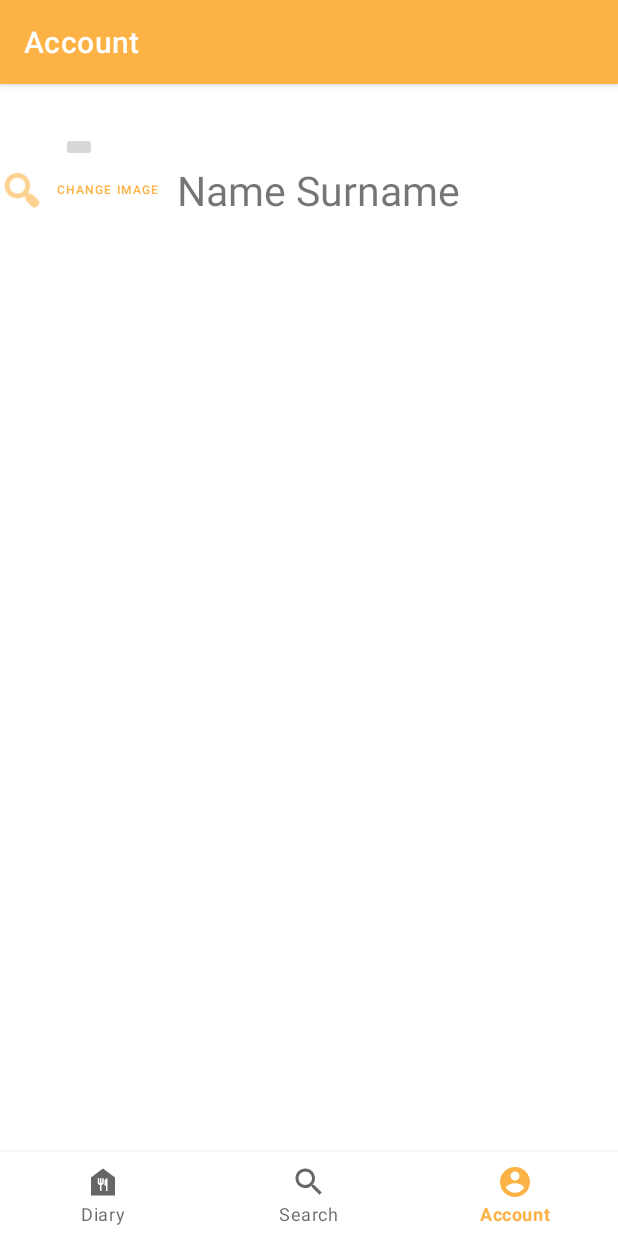
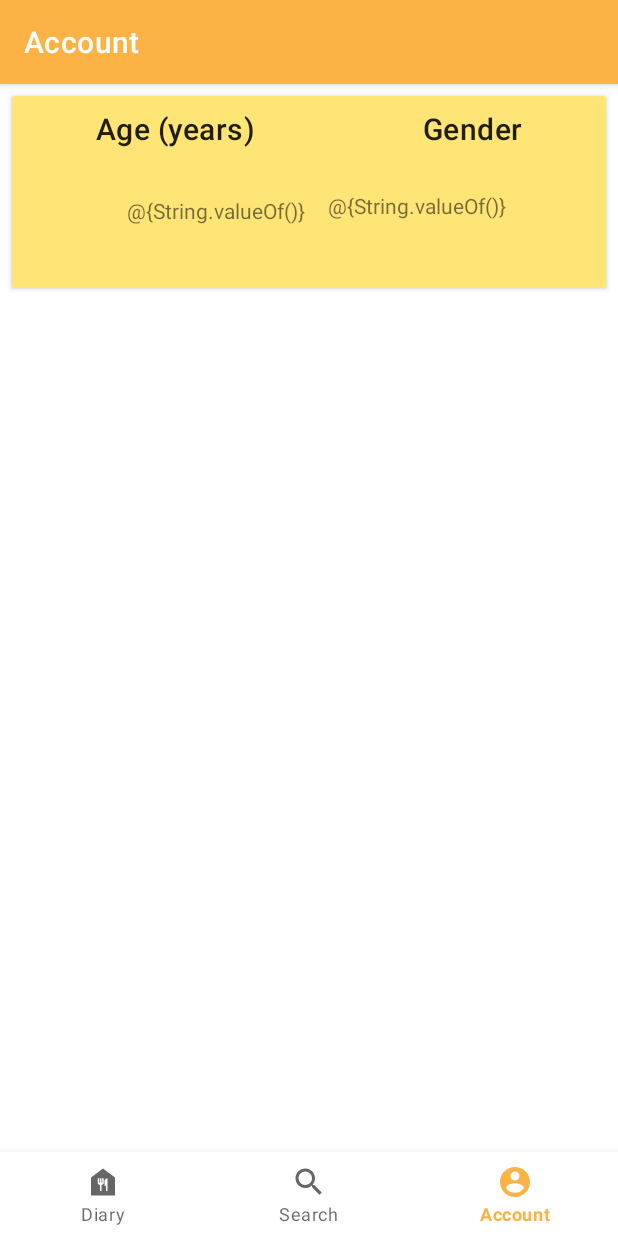
Before and after one commit to Wonderjack996/Food-Diary, an Android app: the AccountFragment screen opened through its navigation route, on a phone screen of 412 x 824 dp. Run offline under Robolectric (Android 15) with nearby library versions, the phone set to English and light mode, and no system bars; our stand-ins replace Room's generated code, navigation-ui.

Commit message:
Sviluppo Account (Giorgio)

```diff
--- a/app/src/main/res/layout/fragment_account.xml
+++ b/app/src/main/res/layout/fragment_account.xml
@@ -1,51 +1,106 @@
 <?xml version="1.0" encoding="utf-8"?>
-<androidx.constraintlayout.widget.ConstraintLayout
+<ScrollView
     xmlns:android="http://schemas.android.com/apk/res/android"
     xmlns:app="http://schemas.android.com/apk/res-auto"
     xmlns:tools="http://schemas.android.com/tools"
+    android:fillViewport="true"
     android:layout_width="match_parent"
-    android:layout_height="match_parent"
-    tools:context=".ui.account.AccountFragment" >
+    android:layout_height="match_parent">
 
-    <ImageButton
-        android:id="@+id/imageButton"
+
+    <FrameLayout
+        android:layout_width="match_parent"
+        android:layout_height="wrap_content">
+
+        <androidx.constraintlayout.widget.ConstraintLayout
+            android:layout_width="match_parent"
+            android:layout_height="match_parent">
+
+            <androidx.cardview.widget.CardView
+                android:id="@+id/personalDataCardView"
+                android:layout_width="match_parent"
+                android:layout_height="wrap_content"
+                android:layout_margin="8dp"
+                app:layout_constraintEnd_toEndOf="parent"
+                app:layout_constraintStart_toStartOf="parent"
+                app:layout_constraintTop_toTopOf="parent">
+
+                <androidx.constraintlayout.widget.ConstraintLayout
+                    android:layout_width="match_parent"
+                    android:layout_height="128dp"
+                    android:background="@color/primaryLightColor"
+                    android:padding="8dp">
+
+                    <TextView
+                        android:id="@+id/textView7"
+                        style="@style/TextAppearance.MaterialComponents.Headline6"
                         android:layout_width="wrap_content"
                         android:layout_height="wrap_content"
-        android:contentDescription="@string/Change_Image"
-        app:layout_constraintBottom_toBottomOf="parent"
+                        android:layout_gravity="center"
+                        android:layout_marginEnd="32dp"
+                        android:layout_marginRight="32dp"
+                        android:text="@string/age"
+                        app:layout_constraintEnd_toStartOf="@+id/textView8"
+                        app:layout_constraintStart_toStartOf="parent"
+                        app:layout_constraintTop_toTopOf="parent" />
+
+                    <TextView
+                        android:id="@+id/textView8"
+                        style="@style/TextAppearance.MaterialComponents.Headline6"
+                        android:layout_width="wrap_content"
+                        android:layout_height="wrap_content"
+                        android:layout_gravity="center"
+                        android:layout_marginStart="32dp"
+                        android:layout_marginLeft="32dp"
+                        android:text="@string/gender"
                         app:layout_constraintEnd_toEndOf="parent"
-        app:layout_constraintHorizontal_bias="0.104"
-        app:layout_constraintStart_toStartOf="parent"
-        app:layout_constraintTop_toTopOf="parent"
-        app:layout_constraintVertical_bias="0.046"
-        tools:src="@tools:sample/avatars" />
-
-    <Button
-        android:id="@+id/textButton"
-        style="@style/Widget.MaterialComponents.Button.TextButton"
-        android:layout_width="126dp"
-        android:layout_height="37dp"
-        android:text="@string/Change_Image"
-        android:textColor="@color/primaryColor"
-        android:textSize="8sp"
-        app:icon="@android:drawable/ic_menu_search"
-        app:layout_constraintBottom_toBottomOf="parent"
-        app:layout_constraintEnd_toEndOf="@+id/imageButton"
-        app:layout_constraintStart_toStartOf="@+id/imageButton"
-        app:layout_constraintTop_toBottomOf="@+id/imageButton"
-        app:layout_constraintVertical_bias="0.0" />
+                        app:layout_constraintStart_toEndOf="@+id/textView7"
+                        app:layout_constraintTop_toTopOf="parent" />
 
                     <TextView
                         android:id="@+id/textView"
-        android:layout_width="191dp"
-        android:layout_height="46dp"
-        android:text="Name Surname"
-        app:autoSizeTextType="uniform"
+                        android:layout_width="wrap_content"
+                        android:layout_height="wrap_content"
+                        android:layout_marginTop="8dp"
+                        android:text='@{String.valueOf()}'
+
                         app:layout_constraintBottom_toBottomOf="parent"
                         app:layout_constraintEnd_toEndOf="parent"
-        app:layout_constraintHorizontal_bias="0.341"
-        app:layout_constraintStart_toEndOf="@+id/imageButton"
-        app:layout_constraintTop_toTopOf="parent"
-        app:layout_constraintVertical_bias="0.078" />
+                        app:layout_constraintHorizontal_bias="0.263"
+                        app:layout_constraintStart_toStartOf="parent"
+                        app:layout_constraintTop_toBottomOf="@+id/textView7"
+                        app:layout_constraintVertical_bias="0.409" />
+
+                    <TextView
+                        android:id="@+id/textView9"
+                        android:layout_width="wrap_content"
+                        android:layout_height="wrap_content"
+
+                        android:text='@{String.valueOf()}'
+                        app:layout_constraintBottom_toBottomOf="parent"
+                        app:layout_constraintEnd_toEndOf="parent"
+                        app:layout_constraintHorizontal_bias="0.775"
+                        app:layout_constraintStart_toStartOf="parent"
+                        app:layout_constraintTop_toBottomOf="@+id/textView8"
+                        app:layout_constraintVertical_bias="0.432" />
 
                 </androidx.constraintlayout.widget.ConstraintLayout>
+
+
+            </androidx.cardview.widget.CardView>
+
+            <androidx.cardview.widget.CardView
+                android:layout_width="match_parent"
+                android:layout_height="wrap_content"
+                app:layout_constraintBottom_toBottomOf="@+id/personalDataCardView" >
+
+                <androidx.constraintlayout.widget.ConstraintLayout
+                    android:layout_width="match_parent"
+                    android:layout_height="match_parent">
+
+                </androidx.constraintlayout.widget.ConstraintLayout>
+            </androidx.cardview.widget.CardView>
+
+        </androidx.constraintlayout.widget.ConstraintLayout>
+    </FrameLayout>
+</ScrollView>
--- a/app/src/main/res/values/strings.xml
+++ b/app/src/main/res/values/strings.xml
@@ -53,4 +53,5 @@
     <string name="removing">Removing...</string>
     <string name="remained">remained</string>
     <string name="consumed">consumed</string>
+    <string name="confirm">confirm</string>
 </resources>
```
Also changed, not shown: app/src/main/AndroidManifest.xml (+5 -8 lines), app/src/main/java/it/fooddiary/ui/account/EditAccountActivity.java (added, +155 -0 lines), app/src/main/res/layout/activity_edit_account.xml (added, +271 -0 lines), app/src/main/res/menu/toolbar_menu_account.xml (added, +10 -0 lines), 1 other file. Lines whose indentation alone changed are shown as unchanged.
